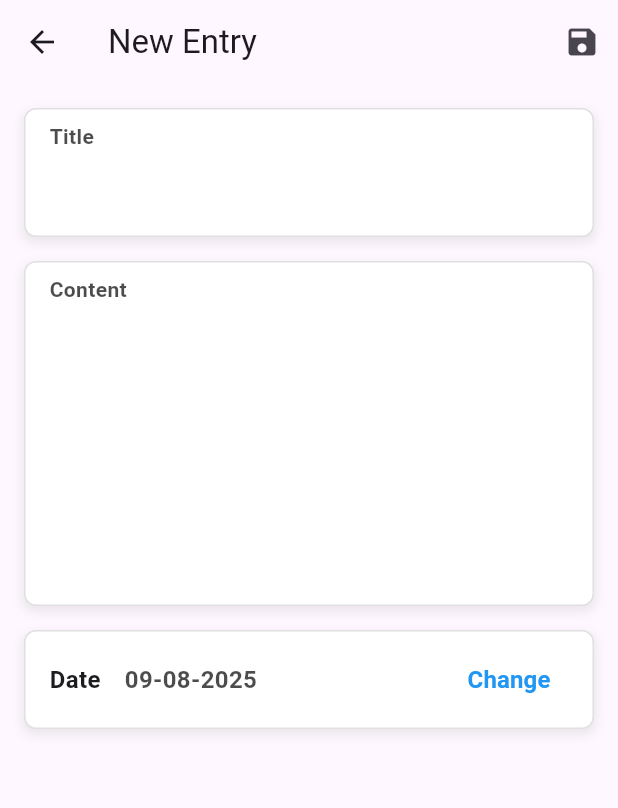
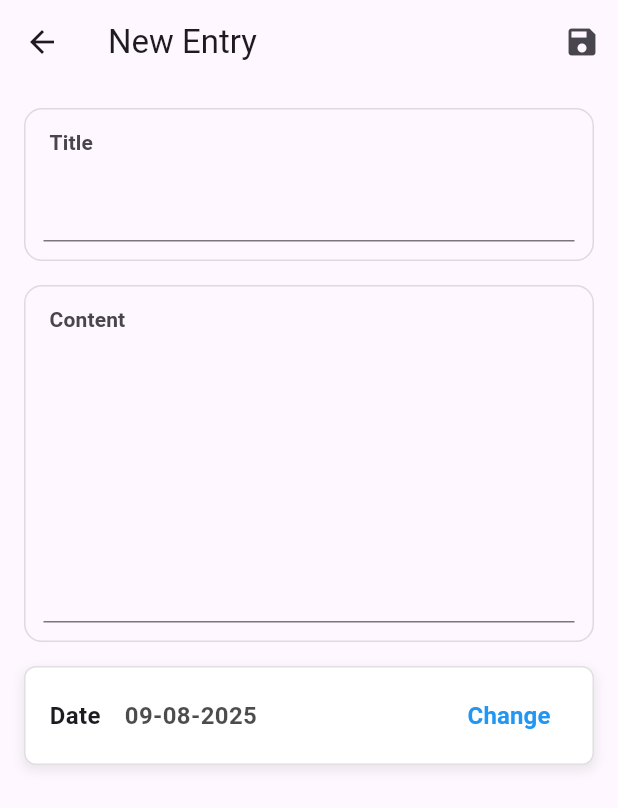
Before and after one commit to Ydra17/flutter_daily_journal, a Flutter app: the screen it shows after launch, after a tap on the "add" icon, on a phone screen of 412 x 824 dp. Shown: the top 808 px of the screen. Run offline on Flutter 3.47's test engine with Material 3 defaults, Android fonts, the phone set to English and light mode, and no system bars; our stand-ins replace flutter_riverpod, hive, hive_flutter, table_calendar; accounts and stored records are empty.

Commit message:
feat: refactor CustomTextField2 to StatefulWidget with enhanced focus and hover effects

```diff
--- a/lib/shared/widgets/forms.dart
+++ b/lib/shared/widgets/forms.dart
@@ -42,61 +42,99 @@
   }
 }
 
-class CustomTextField2 extends StatelessWidget {
+class CustomTextField2 extends StatefulWidget {
   final TextEditingController controller;
   final String label;
-  final int? maxLines; // Default to single line, can be adjusted if needed
-  const CustomTextField2({super.key, required this.controller, required this.label, this.maxLines});
+  final int? maxLines; // default 1
+  final String? hintText; // opsional
+
+  const CustomTextField2({
+    super.key,
+    required this.controller,
+    required this.label,
+    this.maxLines,
+    this.hintText,
+  });
+
+  @override
+  State<CustomTextField2> createState() => _CustomTextField2State();
+}
+
+class _CustomTextField2State extends State<CustomTextField2> {
+  final FocusNode _focusNode = FocusNode();
+  bool _hover = false;
+
+  @override
+  void dispose() {
+    _focusNode.dispose();
+    super.dispose();
+  }
 
   @override
   Widget build(BuildContext context) {
-    return Container(
-      width: double.infinity,
-      decoration: BoxDecoration(
-        color: Colors.white,
-        borderRadius: BorderRadius.circular(8),
-        border: Border.all(color: Colors.grey.shade300, width: 1),
-        boxShadow: [
-          BoxShadow(
-            color: const Color.fromARGB(51, 158, 158, 158), // Colors.grey.withOpacity(0.2)
-            spreadRadius: 1,
-            blurRadius: 5,
-            offset: const Offset(0, 3), // changes position of shadow
-          ),
-        ],
-      ),
-      child: Column(
-        crossAxisAlignment: CrossAxisAlignment.start, // Agar label rata kiri
-        children: [
-          // Menambahkan label di atas form
-          Padding(
-            padding: const EdgeInsets.symmetric(horizontal: 16, vertical: 8),
-            child: Text(
-              label, // Menampilkan label
-              style: TextStyle(
-                fontSize: 14,
-                fontWeight: FontWeight.bold,
-                color: Color.fromARGB(179, 0, 0, 0), // 0.7 * 255 = 178.5 ≈ 179
-              ),
+    final theme = Theme.of(context);
+    final cs = theme.colorScheme;
+
+    final bool hasFocus = _focusNode.hasFocus;
+    final borderColor = hasFocus ? cs.primary : cs.outlineVariant; // halus, adaptif light/dark
+
+    return MouseRegion(
+      onEnter: (_) => setState(() => _hover = true),
+      onExit: (_) => setState(() => _hover = false),
+      child: AnimatedContainer(
+        duration: const Duration(milliseconds: 180),
+        curve: Curves.easeOut,
+        // Gunakan Material + shape border agar dapat elevation overlay yang pas di dark mode
+        decoration: ShapeDecoration(
+          color: theme.colorScheme.surface, // background kartu adaptif
+          shape: RoundedRectangleBorder(
+            borderRadius: BorderRadius.circular(12),
+            side: BorderSide(
+              color: borderColor.withAlpha(((hasFocus ? 0.9 : 0.6) * 255).toInt()),
+              width: hasFocus ? 1.2 : 1,
             ),
           ),
-          // Form input (TextFormField)
-          Padding(
-            padding: const EdgeInsets.symmetric(horizontal: 16),
-            child: TextFormField(
-              controller: controller,
-              maxLines: maxLines ?? 1, // Default to single line if not specified
-              validator: (value) => value == null || value.isEmpty ? '$label Required' : null,
-              decoration: InputDecoration(
-                border: OutlineInputBorder(
-                  borderRadius: BorderRadius.circular(8),
-                  borderSide: BorderSide.none,
+        ),
+        child: Material(
+          type: MaterialType.transparency,
+          elevation: hasFocus ? 4 : (_hover ? 2 : 0), // efek depth saat hover/focus
+          borderRadius: BorderRadius.circular(12),
+          child: Padding(
+            padding: const EdgeInsets.all(12),
+            child: Column(
+              crossAxisAlignment: CrossAxisAlignment.start,
+              children: [
+                // Label di atas input
+                Padding(
+                  padding: const EdgeInsets.only(left: 4, bottom: 8),
+                  child: Text(
+                    widget.label,
+                    style: theme.textTheme.labelLarge?.copyWith(
+                      color: cs.onSurfaceVariant,
+                      fontWeight: FontWeight.w600,
+                    ),
+                  ),
                 ),
-                contentPadding: const EdgeInsets.symmetric(horizontal: 2, vertical: 0),
-              ),
+                // TextFormField mengikuti InputDecorationTheme (light/dark)
+                Focus(
+                  focusNode: _focusNode,
+                  child: TextFormField(
+                    controller: widget.controller,
+                    maxLines: widget.maxLines ?? 1,
+                    validator: (v) => v == null || v.isEmpty ? '${widget.label} Required' : null,
+                    style: theme.textTheme.bodyMedium, // ikut theme
+                    decoration: InputDecoration(
+                      hintText: widget.hintText,
+                      // biarkan fill/border dari theme (kita sudah styling di ThemeData)
+                      // tapi tambahkan prefix padding kecil agar rapi
+                      contentPadding: const EdgeInsets.symmetric(horizontal: 12, vertical: 12),
+                    ),
+                  ),
+                ),
+              ],
             ),
           ),
-        ],
+        ),
       ),
     );
   }
```
